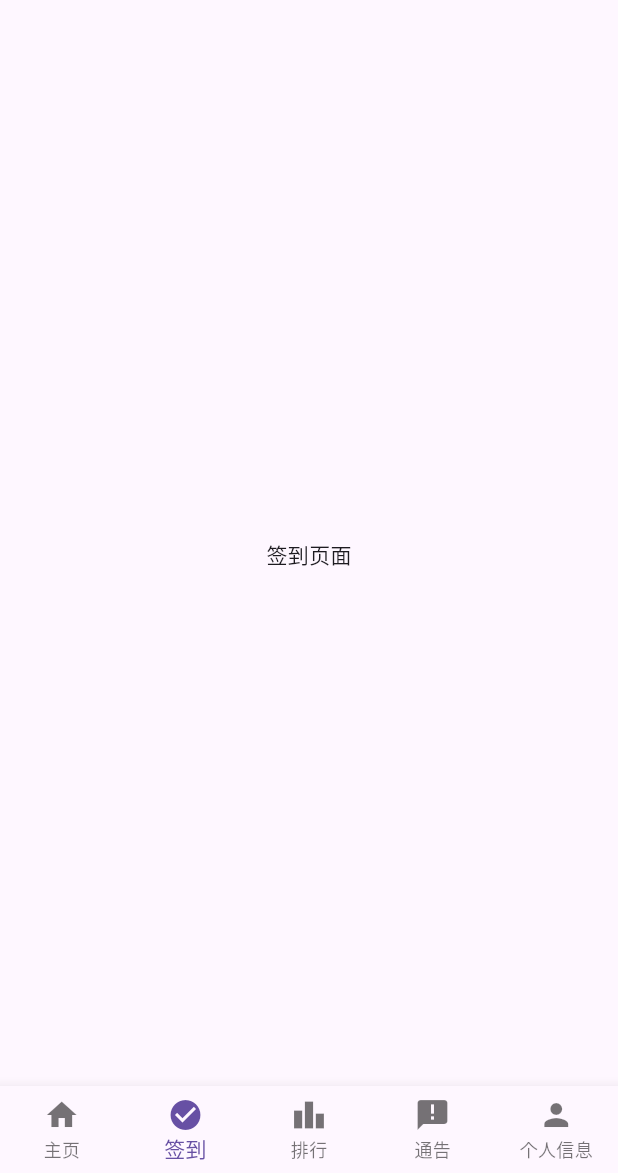
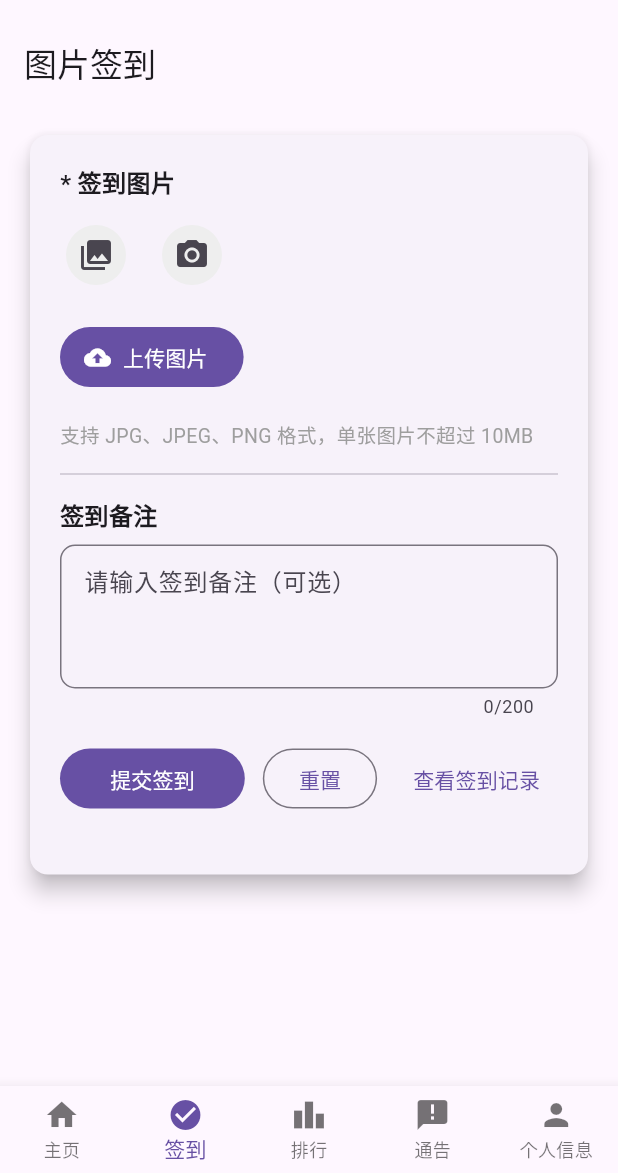
Before and after one commit to NexusXian/lec_center_flutter, a Flutter app: the screen it shows after launch, item 2 of the bottom bar chosen, on a phone screen of 412 x 824 dp, the part 63-1236 px from its top. Run offline on Flutter 3.47's test engine with Material 3 defaults, Android fonts, the light colour scheme and no system bars; our stand-ins replace image_picker.

Commit message:
added some pages

```diff
--- /dev/null
+++ b/lib/pages/clock_page.dart
@@ -0,0 +1,158 @@
+import 'package:flutter/material.dart';
+import '../widget/image_uploader.dart';
+
+class ClockPage extends StatefulWidget {
+  const ClockPage({super.key});
+
+  @override
+  State<ClockPage> createState() => _ClockPageState();
+}
+
+class _ClockPageState extends State<ClockPage> {
+  final TextEditingController _remarkController = TextEditingController();
+  String? _uploadResult;
+
+  // 模拟上传地址，实际需替换为真实后端接口
+  final String _uploadUrl = 'https://example.com/upload';
+
+  @override
+  Widget build(BuildContext context) {
+    return Scaffold(
+      appBar: AppBar(title: const Text('图片签到')),
+      body: SingleChildScrollView(
+        padding: const EdgeInsets.all(16.0),
+        child: Card(
+          elevation: 6,
+          shape: RoundedRectangleBorder(
+            borderRadius: BorderRadius.circular(12),
+          ),
+          child: Padding(
+            padding: const EdgeInsets.all(20.0),
+            child: Column(
+              crossAxisAlignment: CrossAxisAlignment.start,
+              children: [
+                const Text(
+                  '* 签到图片',
+                  style: TextStyle(fontWeight: FontWeight.bold, fontSize: 16),
+                ),
+                const SizedBox(height: 12),
+                ImageUploader(
+                  uploadUrl: _uploadUrl,
+                  onUploadSuccess: (response) {
+                    setState(() {
+                      _uploadResult = '上传成功: $response';
+                    });
+                  },
+                  onUploadError: (error) {
+                    setState(() {
+                      _uploadResult = '上传失败: $error';
+                    });
+                  },
+                ),
+                const SizedBox(height: 10),
+                const Text(
+                  '支持 JPG、JPEG、PNG 格式，单张图片不超过 10MB',
+                  style: TextStyle(fontSize: 13, color: Colors.grey),
+                ),
+                const Divider(height: 32),
+                const Text(
+                  '签到备注',
+                  style: TextStyle(fontWeight: FontWeight.bold, fontSize: 16),
+                ),
+                const SizedBox(height: 8),
+                TextField(
+                  controller: _remarkController,
+                  maxLength: 200,
+                  maxLines: 3,
+                  decoration: InputDecoration(
+                    hintText: '请输入签到备注（可选）',
+                    border: OutlineInputBorder(
+                      borderRadius: BorderRadius.circular(10),
+                    ),
+                    contentPadding: const EdgeInsets.symmetric(
+                      horizontal: 12,
+                      vertical: 12,
+                    ),
+                  ),
+                ),
+                const SizedBox(height: 16),
+                Row(
+                  children: [
+                    Expanded(
+                      child: FilledButton(
+                        onPressed: _submitClock,
+                        child: const Text('提交签到'),
+                      ),
+                    ),
+                    const SizedBox(width: 12),
+                    OutlinedButton(
+                      onPressed: _resetForm,
+                      child: const Text('重置'),
+                    ),
+                    const SizedBox(width: 12),
+                    TextButton(
+                      onPressed: _viewClockRecords,
+                      child: const Text('查看签到记录'),
+                    ),
+                  ],
+                ),
+                const SizedBox(height: 20),
+                if (_uploadResult != null)
+                  Text(
+                    _uploadResult!,
+                    style: TextStyle(
+                      fontSize: 14,
+                      color: _uploadResult!.contains('成功')
+                          ? Colors.green
+                          : Colors.red,
+                    ),
+                  ),
+              ],
+            ),
+          ),
+        ),
+      ),
+    );
+  }
+
+  void _submitClock() {
+    if (_uploadResult == null || _uploadResult!.contains('失败')) {
+      ScaffoldMessenger.of(
+        context,
+      ).showSnackBar(const SnackBar(content: Text('请先成功上传图片')));
+      return;
+    }
+    print('签到备注：${_remarkController.text}');
+    ScaffoldMessenger.of(
+      context,
+    ).showSnackBar(const SnackBar(content: Text('签到提交成功，可完善后端交互逻辑')));
+  }
+
+  void _resetForm() {
+    _remarkController.clear();
+    setState(() {
+      _uploadResult = null;
+    });
+  }
+
+  void _viewClockRecords() {
+    Navigator.push(
+      context,
+      MaterialPageRoute(builder: (context) => const ClockRecordsPage()),
+    );
+  }
+}
+
+class ClockRecordsPage extends StatelessWidget {
+  const ClockRecordsPage({super.key});
+
+  @override
+  Widget build(BuildContext context) {
+    return Scaffold(
+      appBar: AppBar(title: const Text('签到记录')),
+      body: const Center(
+        child: Text('这里展示签到记录，可根据实际需求从后端获取并展示', style: TextStyle(fontSize: 16)),
+      ),
+    );
+  }
+}
--- a/lib/pages/home_page.dart
+++ b/lib/pages/home_page.dart
@@ -1,4 +1,7 @@
 import 'package:flutter/material.dart';
+import '../pages/login_page.dart';
+import '../pages/welcome_page.dart';
+import '../pages/clock_page.dart';
 
 class HomePage extends StatefulWidget {
   const HomePage({Key? key}) : super(key: key);
@@ -11,22 +14,18 @@ class _HomePageState extends State<HomePage> {
   int _currentIndex = 0;
 
   static const List<Widget> _pages = [
-    Text('主页内容'),
-    Text('签到页面'),
+    WelcomePage(),
+    ClockPage(),
     Text('排行页面'),
     Text('通告页面'),
-    Text('个人信息页面'),
+    LoginPage(),
   ];
 
   @override
   Widget build(BuildContext context) {
     return Scaffold(
-      appBar: AppBar(
-        title: const Text('乐程团队中心站'),
-      ),
-      body: Center(
-        child: _pages[_currentIndex],
-      ),
+      appBar: AppBar(title: const Text('乐程团队中心站')),
+      body: Center(child: _pages[_currentIndex]),
       bottomNavigationBar: BottomNavigationBar(
         type: BottomNavigationBarType.fixed,
         currentIndex: _currentIndex,
@@ -36,26 +35,11 @@ class _HomePageState extends State<HomePage> {
           });
         },
         items: const [
-          BottomNavigationBarItem(
-            icon: Icon(Icons.home),
-            label: '主页',
-          ),
-          BottomNavigationBarItem(
-            icon: Icon(Icons.check_circle),
-            label: '签到',
-          ),
-          BottomNavigationBarItem(
-            icon: Icon(Icons.leaderboard),
-            label: '排行',
-          ),
-          BottomNavigationBarItem(
-            icon: Icon(Icons.announcement),
-            label: '通告',
-          ),
-          BottomNavigationBarItem(
-            icon: Icon(Icons.person),
-            label: '个人信息',
-          ),
+          BottomNavigationBarItem(icon: Icon(Icons.home), label: '主页'),
+          BottomNavigationBarItem(icon: Icon(Icons.check_circle), label: '签到'),
+          BottomNavigationBarItem(icon: Icon(Icons.leaderboard), label: '排行'),
+          BottomNavigationBarItem(icon: Icon(Icons.announcement), label: '通告'),
+          BottomNavigationBarItem(icon: Icon(Icons.person), label: '个人信息'),
         ],
       ),
     );
--- /dev/null
+++ b/lib/widget/image_uploader.dart
@@ -0,0 +1,203 @@
+import 'dart:io';
+import 'package:flutter/material.dart';
+import 'package:http/http.dart' as http;
+import 'package:image_picker/image_picker.dart';
+
+class ImageUploader extends StatefulWidget {
+  final String uploadUrl;
+  final Function(String) onUploadSuccess;
+  final Function(String) onUploadError;
+  final double width;
+  final double height;
+
+  const ImageUploader({
+    super.key,
+    required this.uploadUrl,
+    required this.onUploadSuccess,
+    required this.onUploadError,
+    this.width = 300,
+    this.height = 250,
+  });
+
+  @override
+  State<ImageUploader> createState() => _ImageUploaderState();
+}
+
+class _ImageUploaderState extends State<ImageUploader> {
+  File? _selectedImage;
+  double _uploadProgress = 0;
+  String _uploadStatus = '';
+  final ImagePicker _picker = ImagePicker();
+
+  Future<void> _pickImageFromGallery() async {
+    final XFile? pickedFile = await _picker.pickImage(
+      source: ImageSource.gallery,
+    );
+    if (pickedFile != null) {
+      setState(() {
+        _selectedImage = File(pickedFile.path);
+        _uploadStatus = '';
+        _uploadProgress = 0;
+      });
+    }
+  }
+
+  Future<void> _takePhoto() async {
+    final XFile? pickedFile = await _picker.pickImage(
+      source: ImageSource.camera,
+    );
+    if (pickedFile != null) {
+      setState(() {
+        _selectedImage = File(pickedFile.path);
+        _uploadStatus = '';
+        _uploadProgress = 0;
+      });
+    }
+  }
+
+  Future<void> _uploadFile() async {
+    if (_selectedImage == null) {
+      setState(() {
+        _uploadStatus = '请先选择图片';
+      });
+      return;
+    }
+
+    final allowedFormats = ['jpg', 'jpeg', 'png'];
+    final fileExtension = _selectedImage!.path.split('.').last.toLowerCase();
+    if (!allowedFormats.contains(fileExtension)) {
+      setState(() {
+        _uploadStatus = '仅支持JPG、JPEG、PNG格式';
+      });
+      return;
+    }
+
+    if (_selectedImage!.lengthSync() > 10 * 1024 * 1024) {
+      setState(() {
+        _uploadStatus = '图片大小超过10MB，请重新选择';
+      });
+      return;
+    }
+
+    try {
+      setState(() {
+        _uploadStatus = '上传中...';
+      });
+
+      final url = Uri.parse(widget.uploadUrl);
+      final request = http.MultipartRequest('POST', url);
+
+      final fileStream = http.ByteStream(_selectedImage!.openRead());
+      final fileLength = _selectedImage!.lengthSync();
+
+      final multipartFile = http.MultipartFile(
+        'file',
+        fileStream,
+        fileLength,
+        filename: _selectedImage!.path.split('/').last,
+      );
+
+      request.files.add(multipartFile);
+
+      final response = await request.send();
+      if (response.statusCode == 200) {
+        final responseBody = await response.stream.bytesToString();
+        widget.onUploadSuccess(responseBody);
+        setState(() {
+          _uploadStatus = '上传成功';
+        });
+      } else {
+        widget.onUploadError('上传失败，状态码：${response.statusCode}');
+        setState(() {
+          _uploadStatus = '上传失败';
+        });
+      }
+
+      response.stream.listen((event) {
+        setState(() {
+          _uploadProgress = event.length / fileLength;
+        });
+      });
+    } catch (e) {
+      widget.onUploadError(e.toString());
+      setState(() {
+        _uploadStatus = '上传失败: $e';
+      });
+    }
+  }
+
+  @override
+  Widget build(BuildContext context) {
+    return Column(
+      crossAxisAlignment: CrossAxisAlignment.start,
+      children: [
+        Wrap(
+          spacing: 16,
+          children: [
+            IconButton(
+              onPressed: _pickImageFromGallery,
+              icon: const Icon(Icons.photo_library),
+              tooltip: '从相册选择',
+              style: ButtonStyle(
+                backgroundColor: MaterialStateProperty.all(
+                  Colors.grey.shade200,
+                ),
+              ),
+            ),
+            IconButton(
+              onPressed: _takePhoto,
+              icon: const Icon(Icons.camera_alt),
+              tooltip: '拍照上传',
+              style: ButtonStyle(
+                backgroundColor: MaterialStateProperty.all(
+                  Colors.grey.shade200,
+                ),
+              ),
+            ),
+          ],
+        ),
+        const SizedBox(height: 10),
+        if (_selectedImage != null)
+          ClipRRect(
+            borderRadius: BorderRadius.circular(12),
+            child: Container(
+              width: widget.width,
+              height: widget.height,
+              decoration: BoxDecoration(
+                border: Border.all(color: Colors.grey.shade300),
+              ),
+              child: Image.file(_selectedImage!, fit: BoxFit.cover),
+            ),
+          ),
+        const SizedBox(height: 10),
+        FilledButton.icon(
+          onPressed: _uploadFile,
+          icon: const Icon(Icons.cloud_upload),
+          label: const Text('上传图片'),
+        ),
+        const SizedBox(height: 8),
+        if (_uploadStatus.isNotEmpty)
+          Center(
+            child: Text(
+              _uploadStatus,
+              style: TextStyle(
+                fontSize: 14,
+                color: _uploadStatus.contains('成功') ? Colors.green : Colors.red,
+              ),
+            ),
+          ),
+        if (_uploadProgress > 0 && _uploadProgress < 1)
+          Padding(
+            padding: const EdgeInsets.symmetric(vertical: 8),
+            child: Column(
+              children: [
+                LinearProgressIndicator(value: _uploadProgress),
+                const SizedBox(height: 4),
+                Text('进度: ${(_uploadProgress * 100).toStringAsFixed(1)}%'),
+              ],
+            ),
+          ),
+      ],
+    );
+  }
+}
--- a/pubspec.yaml
+++ b/pubspec.yaml
@@ -35,6 +35,9 @@ dependencies:
   # Use with the CupertinoIcons class for iOS style icons.
   cupertino_icons: ^1.0.8
   provider: ^6.1.5
+  http: ^1.4.0
+  file_picker: ^10.2.0
+  image_picker: ^1.1.2
 
 dev_dependencies:
   flutter_test:
@@ -57,7 +60,8 @@ flutter:
   # included with your application, so that you can use the icons in
   # the material Icons class.
   uses-material-design: true
-
+  assets:
+    - assets/images/icons/
   # To add assets to your application, add an assets section, like this:
   # assets:
   #   - images/a_dot_burr.jpeg
```
Also changed, not shown: lib/pages/login_page.dart (added, +26 -0 lines), lib/pages/welcome_page.dart (added, +68 -0 lines), assets/images/icons/lc.jpg (added), pubspec.lock.
